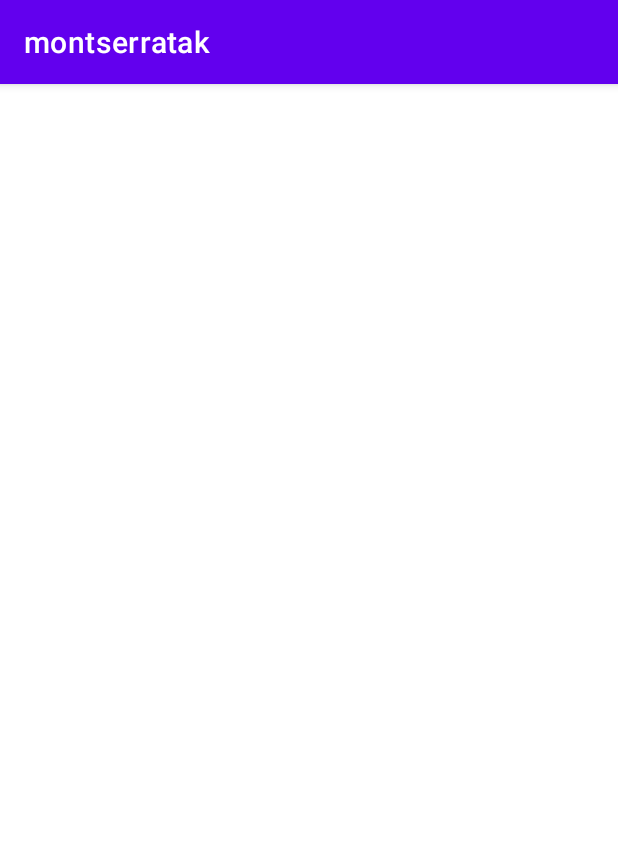
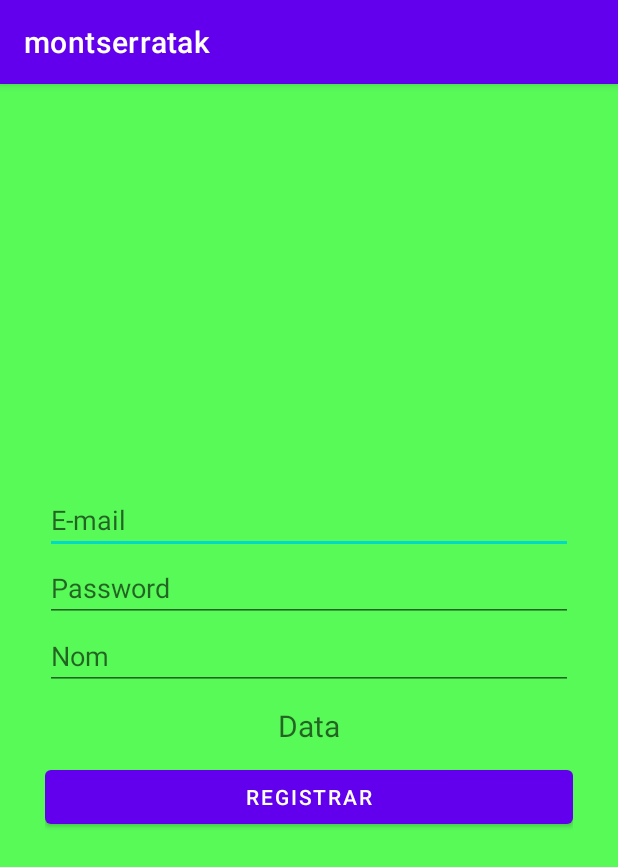
Before and after one commit to sgotarra/montserratak, an Android app: the Registro screen opened directly, with no data from a screen before it, on a phone screen of 412 x 824 dp. Shown: the top 867 px of the screen. Run offline under Robolectric (Android 15) with nearby library versions, the phone set to English and light mode, and no system bars.

Commit message:
11_07_22 1er commit

```diff
--- a/app/build.gradle
+++ b/app/build.gradle
@@ -35,12 +35,30 @@ android {
 }
 
 dependencies {
-    implementation platform('com.google.firebase:firebase-bom:30.2.0')
-    implementation 'com.google.firebase:firebase-analytics-ktx'
+
+
     implementation 'androidx.core:core-ktx:1.7.0'
     implementation 'androidx.appcompat:appcompat:1.4.2'
     implementation 'com.google.android.material:material:1.6.1'
     implementation 'androidx.constraintlayout:constraintlayout:2.1.4'
+
+
+    // Import the Firebase BoM
+    implementation platform('com.google.firebase:firebase-bom:30.2.0')
+
+    // Declare the dependency for the Firebase SDK for Google Analytics
+    implementation 'com.google.firebase:firebase-analytics-ktx'
+
+     // Declare the dependencies for any other desired Firebase products
+     // For example, declare the dependencies for Firebase Authentication and Cloud Firestore
+    implementation 'com.google.firebase:firebase-auth-ktx'
+    implementation 'com.google.firebase:firebase-firestore-ktx'
+
+    //base de dades
+    implementation 'com.google.firebase:firebase-database-ktx'
+
+
+
     testImplementation 'junit:junit:4.13.2'
     androidTestImplementation 'androidx.test.ext:junit:1.1.3'
     androidTestImplementation 'androidx.test.espresso:espresso-core:3.4.0'
--- a/app/src/main/java/com/neulaworks/montserratak/MainActivity.kt
+++ b/app/src/main/java/com/neulaworks/montserratak/MainActivity.kt
@@ -1,5 +1,6 @@
 package com.neulaworks.montserratak
 
+import android.content.Intent
 import androidx.appcompat.app.AppCompatActivity
 import android.os.Bundle
 import android.view.View
@@ -20,7 +21,9 @@ class MainActivity : AppCompatActivity() {
         }
 
         BTMREGISTRO.setOnClickListener(){
-            Toast.makeText(this, "click botó Registre",Toast.LENGTH_LONG).show();
+            //Toast.makeText(this, "click botó Registre",Toast.LENGTH_LONG).show();
+            val intent= Intent(this, Registro::class.java)
+            startActivity(intent)
         }
 
     }
--- a/app/src/main/res/layout/activity_registro.xml
+++ b/app/src/main/res/layout/activity_registro.xml
@@ -1,9 +1,69 @@
 <?xml version="1.0" encoding="utf-8"?>
-<androidx.constraintlayout.widget.ConstraintLayout xmlns:android="http://schemas.android.com/apk/res/android"
+<RelativeLayout xmlns:android="http://schemas.android.com/apk/res/android"
     xmlns:app="http://schemas.android.com/apk/res-auto"
     xmlns:tools="http://schemas.android.com/tools"
     android:layout_width="match_parent"
     android:layout_height="match_parent"
+    android:background="#58FA58"
     tools:context=".Registro">
 
-</androidx.constraintlayout.widget.ConstraintLayout>
+
+    <LinearLayout
+        android:layout_width="match_parent"
+        android:layout_height="match_parent"
+        android:gravity="center"
+        android:orientation="vertical"
+        android:padding="30dp">
+
+
+        <!-- ENTREM EL MAIL -->
+        <EditText
+            android:id="@+id/correoEt"
+            android:layout_width="match_parent"
+            android:layout_height="wrap_content"
+            android:inputType="textEmailAddress"
+            android:hint="@string/correoEt" />
+        <!-- forcem que la entrada sigui un correu electronic -->
+
+
+        <!-- ENTREM EL PASSWORD -->
+        <EditText
+            android:id="@+id/passEt"
+            android:layout_width="match_parent"
+            android:layout_height="wrap_content"
+            android:inputType="textPassword"
+            android:hint="@string/passEt" />
+        <!-- forcem que la entrada sigui un password -->
+
+
+        <!-- ENTREM EL NOM DEL JUGADOR -->
+        <EditText
+            android:id="@+id/nombreEt"
+            android:layout_width="match_parent"
+            android:layout_height="wrap_content"
+            android:hint="@string/nombreEt" />
+
+        <!-- DATA ACTUAL -->
+        <TextView
+            android:id="@+id/fechaEt"
+            android:layout_width="match_parent"
+            android:layout_height="wrap_content"
+            android:gravity="center"
+            android:hint="@string/fechaTxt"
+            android:textSize="20sp"
+            android:layout_marginTop="10dp"
+            />
+
+
+        <!-- BUTO DE ENTRAR -->
+        <Button
+            android:id="@+id/Registrar"
+            android:layout_width="match_parent"
+            android:layout_height="wrap_content"
+            android:text="@string/Registrar"
+            android:layout_marginTop="10dp"
+            />
+
+    </LinearLayout>
+
+</RelativeLayout>
--- a/app/src/main/res/values/strings.xml
+++ b/app/src/main/res/values/strings.xml
@@ -3,5 +3,11 @@
 
     <string name="BTMLOGIN">Login</string>
     <string name="BTMREGISTRO">Registre</string>
+    <string name="correoEt">E-mail</string>
+    <string name="nombreEt">Nom</string>
+    <string name="passEt">Password</string>
+    <string name="fechaTxt">Data</string>
+    <string name="Registrar">REGISTRAR</string>
+
 
 </resources>
```
